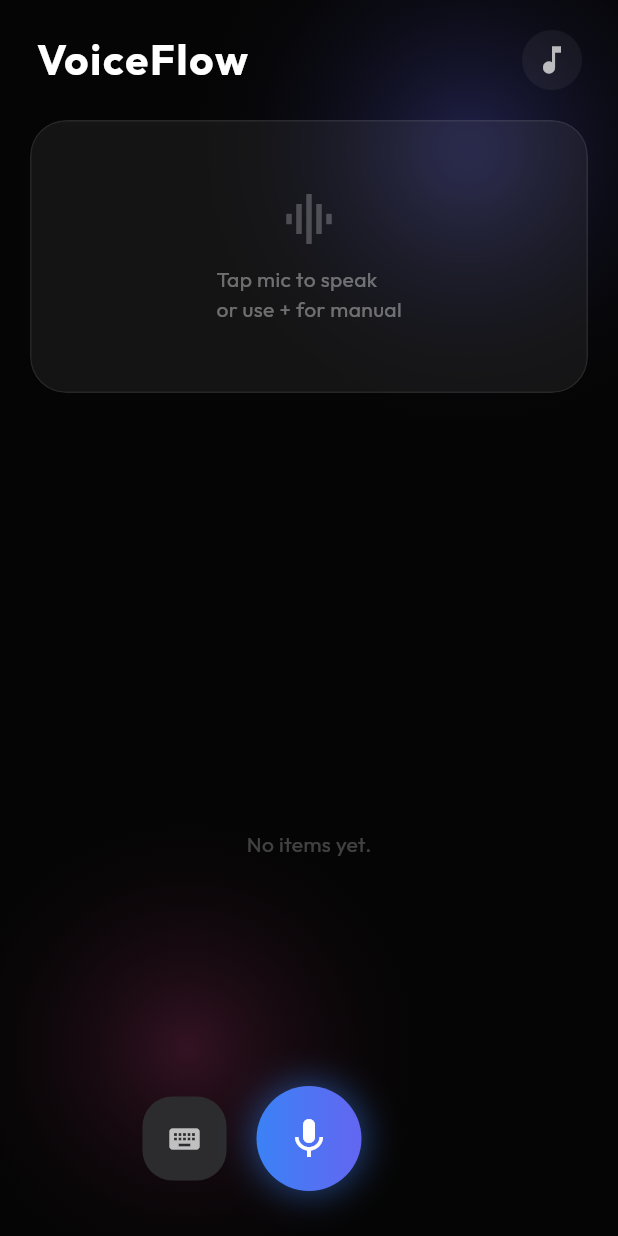
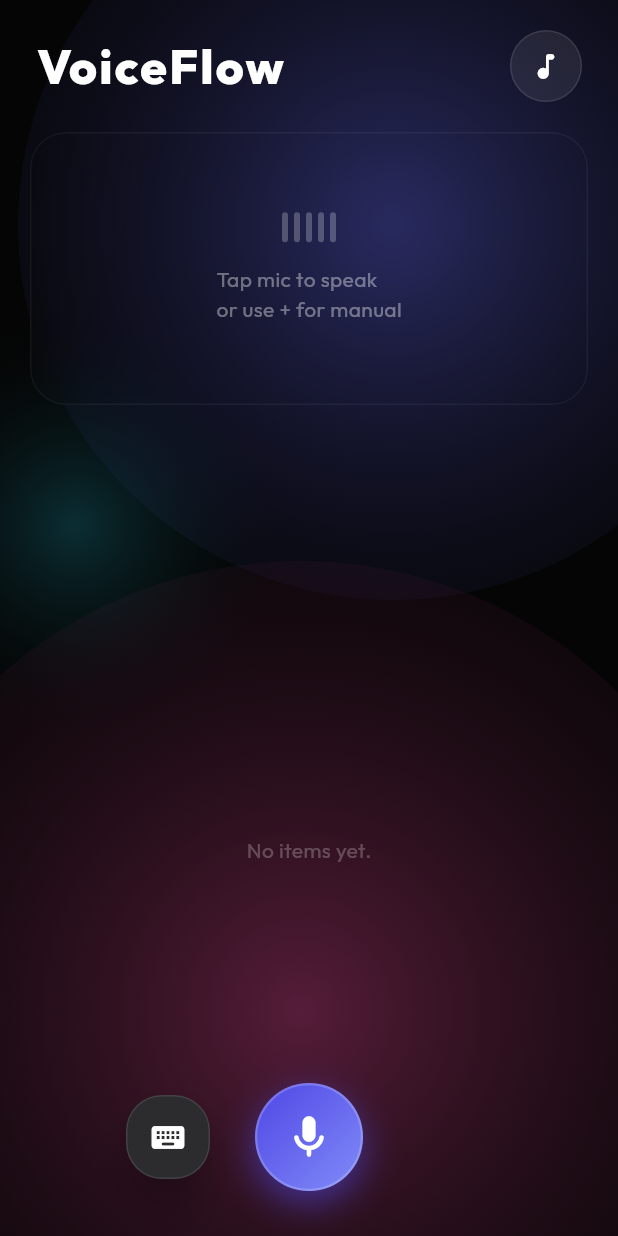
Before and after one commit to techieRahul17/VoiceToTxt, a Flutter app: the screen it shows after launch, on a phone screen of 412 x 824 dp. Run offline on Flutter 3.47's test engine with Material 3 defaults, Android fonts, the phone set to English and light mode, and no system bars; drawn by our look-alikes of flutter_animate; our stand-ins replace file_picker, flutter_local_notifications, google_fonts, shared_preferences, speech_to_text, timezone.

Commit message:
(Rahul) Ui Revamp

```diff
--- a/lib/main.dart
+++ b/lib/main.dart
@@ -16,9 +16,9 @@ class VoiceFlowApp extends StatelessWidget {
       debugShowCheckedModeBanner: false,
       theme: ThemeData(
         brightness: Brightness.dark,
-        scaffoldBackgroundColor: const Color(0xFF121212),
-        primarySwatch: Colors.blue,
-        textTheme: GoogleFonts.poppinsTextTheme(
+        scaffoldBackgroundColor: const Color(0xFF050505),
+        primarySwatch: Colors.indigo,
+        textTheme: GoogleFonts.outfitTextTheme(
           Theme.of(context).textTheme.apply(bodyColor: Colors.white),
         ),
         useMaterial3: true,
--- a/lib/voice_flow_screen.dart
+++ b/lib/voice_flow_screen.dart
@@ -574,25 +574,60 @@ class _VoiceFlowScreenState extends State<VoiceFlowScreen> with TickerProviderSt
             top: -100,
             right: -100,
             child: Container(
-              width: 400,
-              height: 400,
+              width: 500,
+              height: 500,
               decoration: BoxDecoration(
                 shape: BoxShape.circle,
-                gradient: RadialGradient(colors: [const Color(0xFF6366F1).withOpacity(0.3), Colors.transparent]),
+                gradient: RadialGradient(
+                  colors: [
+                    const Color(0xFF6366F1).withOpacity(0.4),
+                    Colors.transparent
+                  ],
+                  radius: 0.8,
                 ),
-            ).animate(onPlay: (c) => c.repeat(reverse: true)).scale(begin: const Offset(1, 1), end: const Offset(1.2, 1.2), duration: 4.seconds),
+              ),
+            ).animate(onPlay: (c) => c.repeat(reverse: true))
+             .scale(begin: const Offset(1, 1), end: const Offset(1.5, 1.5), duration: 6.seconds)
+             .move(begin: const Offset(0, 0), end: const Offset(-50, 50), duration: 8.seconds),
           ),
           Positioned(
-            bottom: -50,
-            left: -50,
+            bottom: -150,
+            left: -100,
             child: Container(
-              width: 350,
-              height: 350,
+              width: 600,
+              height: 600,
               decoration: BoxDecoration(
                 shape: BoxShape.circle,
-                gradient: RadialGradient(colors: [const Color(0xFFEC4899).withOpacity(0.2), Colors.transparent]),
+                gradient: RadialGradient(
+                  colors: [
+                    const Color(0xFFEC4899).withOpacity(0.35),
+                    Colors.transparent
+                  ],
+                  radius: 0.8,
                 ),
-            ).animate(onPlay: (c) => c.repeat(reverse: true)).moveY(begin: 0, end: 50, duration: 5.seconds),
+              ),
+            ).animate(onPlay: (c) => c.repeat(reverse: true))
+             .move(begin: const Offset(0, 0), end: const Offset(50, -50), duration: 10.seconds)
+             .scale(begin: const Offset(1, 1), end: const Offset(1.3, 1.3), duration: 7.seconds),
+          ),
+          Positioned(
+            top: 200,
+            left: -100,
+            child: Container(
+              width: 300,
+              height: 300,
+              decoration: BoxDecoration(
+                shape: BoxShape.circle,
+                gradient: RadialGradient(
+                  colors: [
+                    const Color(0xFF22D3EE).withOpacity(0.2),
+                    Colors.transparent
+                  ],
+                ),
+              ),
+            ).animate(onPlay: (c) => c.repeat(reverse: true))
+             .fadeIn(duration: 4.seconds)
+             .moveX(begin: -50, end: 150, duration: 12.seconds),
           ),
 
           // --- Main Content ---
@@ -608,21 +643,26 @@ class _VoiceFlowScreenState extends State<VoiceFlowScreen> with TickerProviderSt
                       Text(
                         "VoiceFlow",
                         style: GoogleFonts.outfit(
-                          fontSize: 28,
-                          fontWeight: FontWeight.bold,
+                          fontSize: 32, // Larger
+                          fontWeight: FontWeight.w800, // Bolder
                           color: Colors.white,
-                          letterSpacing: 1.2,
+                          letterSpacing: 1.5,
                         ),
-                      ),
-                      // Settings or Profile placeholder
+                      ).animate().fadeIn(duration: 800.ms).slideX(begin: -0.2, end: 0, curve: Curves.easeOut),
+
+                      // Settings / Custom Audio
                       GestureDetector(
                         onTap: _pickNotificationSound,
                         child: Container(
-                          padding: const EdgeInsets.all(8),
-                          decoration: BoxDecoration(color: Colors.white.withOpacity(0.05), shape: BoxShape.circle),
-                          child: const Icon(Icons.music_note, color: Colors.white70),
+                          padding: const EdgeInsets.all(12),
+                          decoration: BoxDecoration(
+                            color: Colors.white.withOpacity(0.08),
+                            shape: BoxShape.circle,
+                            border: Border.all(color: Colors.white.withOpacity(0.1)),
                           ),
-                      )
+                          child: const Icon(Icons.music_note_rounded, color: Colors.white, size: 22),
+                        ),
+                      ).animate().fadeIn(delay: 200.ms).scale()
                     ],
                   ),
                 ),
@@ -638,20 +678,68 @@ class _VoiceFlowScreenState extends State<VoiceFlowScreen> with TickerProviderSt
                             ? Column(
                                 mainAxisSize: MainAxisSize.min,
                                 children: [
-                                  Icon(Icons.graphic_eq, color: Colors.white24, size: 40).animate(onPlay: (c) => c.repeat()).shimmer(duration: 2.seconds, delay: 1.seconds),
-                                  const SizedBox(height: 10),
+                                  Row(
+                                    mainAxisSize: MainAxisSize.min,
+                                    children: List.generate(5, (index) {
+                                      return Container(
+                                        margin: const EdgeInsets.symmetric(horizontal: 2),
+                                        width: 4,
+                                        height: 20,
+                                        decoration: BoxDecoration(
+                                          color: Colors.white24,
+                                          borderRadius: BorderRadius.circular(2),
+                                        ),
+                                      ).animate(onPlay: (c) => c.repeat(reverse: true))
+                                       .scaleY(begin: 1.0, end: 1.5, duration: (600 + index * 100).ms, delay: (index * 100).ms);
+                                    }),
+                                  ),
+                                  const SizedBox(height: 15),
                                   Text("Tap mic to speak\nor use + for manual", style: GoogleFonts.outfit(color: Colors.white38)),
                                 ],
                               )
-                            : Text(
-                                _isListening && _currentText.isEmpty ? "Listening..." : _currentText,
+                            : Column(
+                                mainAxisSize: MainAxisSize.min,
+                                children: [
+                                  if (_isListening)
+                                    Row(
+                                      mainAxisAlignment: MainAxisAlignment.center,
+                                      children: List.generate(10, (index) {
+                                        return Container(
+                                          margin: const EdgeInsets.symmetric(horizontal: 3),
+                                          width: 4,
+                                          height: 30, // Base height
+                                          decoration: BoxDecoration(
+                                            color: const Color(0xFFF43F5E), // Listening color
+                                            borderRadius: BorderRadius.circular(2),
+                                            boxShadow: [
+                                              BoxShadow(color: const Color(0xFFF43F5E).withOpacity(0.5), blurRadius: 6)
+                                            ]
+                                          ),
+                                        ).animate(onPlay: (c) => c.repeat(reverse: true))
+                                         .scaleY(
+                                            begin: 0.2,
+                                            end: 1.5 + (index % 3) * 0.5, // Random-ish variation
+                                            duration: (300 + (index * 50)).ms
+                                          );
+                                      }),
+                                    )
+                                  else
+                                    const SizedBox.shrink(),
+
+                                  const SizedBox(height: 10),
+
+                                  Text(
+                                    _currentText.isEmpty ? "Listening..." : _currentText,
                                     textAlign: TextAlign.center,
                                     style: GoogleFonts.outfit(
                                       color: Colors.white,
-                                  fontSize: 22,
+                                      fontSize: 24,
                                       fontWeight: FontWeight.w300,
+                                      height: 1.3,
                                     ),
                                   ).animate().fadeIn(),
+                                ],
+                              ),
                       ),
                     ),
                   ),
@@ -747,45 +835,59 @@ class _VoiceFlowScreenState extends State<VoiceFlowScreen> with TickerProviderSt
                   heroTag: "manual",
                   onPressed: _showManualInputModal,
                   backgroundColor: const Color(0xFF2C2C2E),
-                  elevation: 0,
-                  shape: RoundedRectangleBorder(borderRadius: BorderRadius.circular(20)),
-                  child: const Icon(Icons.keyboard, color: Colors.white70),
+                  elevation: 10,
+                  shape: RoundedRectangleBorder(
+                    borderRadius: BorderRadius.circular(24),
+                    side: BorderSide(color: Colors.white.withOpacity(0.1))
                   ),
+                  child: const Icon(Icons.keyboard_rounded, color: Colors.white, size: 26),
+                ).animate().scale(delay: 400.ms, curve: Curves.elasticOut),
 
-                const SizedBox(width: 20),
+                const SizedBox(width: 30),
 
                 // Voice Input Button (Main)
                 GestureDetector(
                   onTap: _isListening ? _stopListening : _startListening,
                   child: AnimatedContainer(
                     duration: const Duration(milliseconds: 300),
-                    width: 70,
-                    height: 70,
+                    curve: Curves.easeInOutBack,
+                    width: 72,
+                    height: 72,
                     decoration: BoxDecoration(
                       shape: BoxShape.circle,
                       gradient: _isListening
-                        ? const LinearGradient(colors: [Color(0xFFF43F5E), Color(0xFFEC4899)])
-                        : const LinearGradient(colors: [Color(0xFF3B82F6), Color(0xFF6366F1)]),
+                        ? const LinearGradient(
+                            begin: Alignment.topLeft,
+                            end: Alignment.bottomRight,
+                            colors: [Color(0xFFF43F5E), Color(0xFFFB7185)]
+                          )
+                        : const LinearGradient(
+                            begin: Alignment.topLeft,
+                            end: Alignment.bottomRight,
+                            colors: [Color(0xFF4F46E5), Color(0xFF818CF8)] // Indigo to IndigoAccent
+                          ),
                       boxShadow: [
                          BoxShadow(
-                           color: _isListening ? const Color(0xFFF43F5E).withOpacity(0.5) : const Color(0xFF3B82F6).withOpacity(0.5),
-                           blurRadius: 20,
-                           spreadRadius: 2
+                           color: _isListening ? const Color(0xFFF43F5E).withOpacity(0.6) : const Color(0xFF4F46E5).withOpacity(0.6),
+                           blurRadius: _isListening ? 30 : 20,
+                           spreadRadius: _isListening ? 4 : 0,
+                           offset: const Offset(0, 8)
                          )
                       ],
+                      border: Border.all(color: Colors.white.withOpacity(0.2), width: 1.5),
                     ),
                     child: Icon(
-                      _isListening ? Icons.stop : Icons.mic,
+                      _isListening ? Icons.stop_rounded : Icons.mic_rounded,
                       color: Colors.white,
-                      size: 32,
+                      size: 34,
                     ),
                   ),
                 ).animate(target: _isListening ? 1 : 0)
-                 .scaleXY(end: 1.1, curve: Curves.easeInOut)
+                 .scaleXY(end: 1.15, curve: Curves.easeInOut)
                  .animate(onPlay: (c) => c.repeat(reverse: true))
-                 .shimmer(delay: 500.ms, duration: 1500.ms), // Pulse effect
+                 .shimmer(delay: 500.ms, duration: 1500.ms, color: Colors.white54), // Pulse effect
 
-                 const SizedBox(width: 76), // Balance the row (56 + 20)
+                 const SizedBox(width: 86), // Balance the row
               ],
             ),
           ),
@@ -812,9 +914,20 @@ class GlassContainer extends StatelessWidget {
         child: Container(
           padding: padding ?? const EdgeInsets.all(20),
           decoration: BoxDecoration(
-            color: Colors.white.withOpacity(0.06),
+            color: Colors.white.withOpacity(0.03), // Reduced opacity for cleaner look
             borderRadius: BorderRadius.circular(24),
-            border: Border.all(color: Colors.white.withOpacity(0.08)),
+            border: Border.all(
+              color: Colors.white.withOpacity(0.05),
+              width: 1.0,
+            ),
+            gradient: LinearGradient(
+              begin: Alignment.topLeft,
+              end: Alignment.bottomRight,
+              colors: [
+                Colors.white.withOpacity(0.08),
+                Colors.white.withOpacity(0.02),
+              ],
+            ),
           ),
           child: child,
         ),
```
Lines whose indentation alone changed are shown as unchanged.
